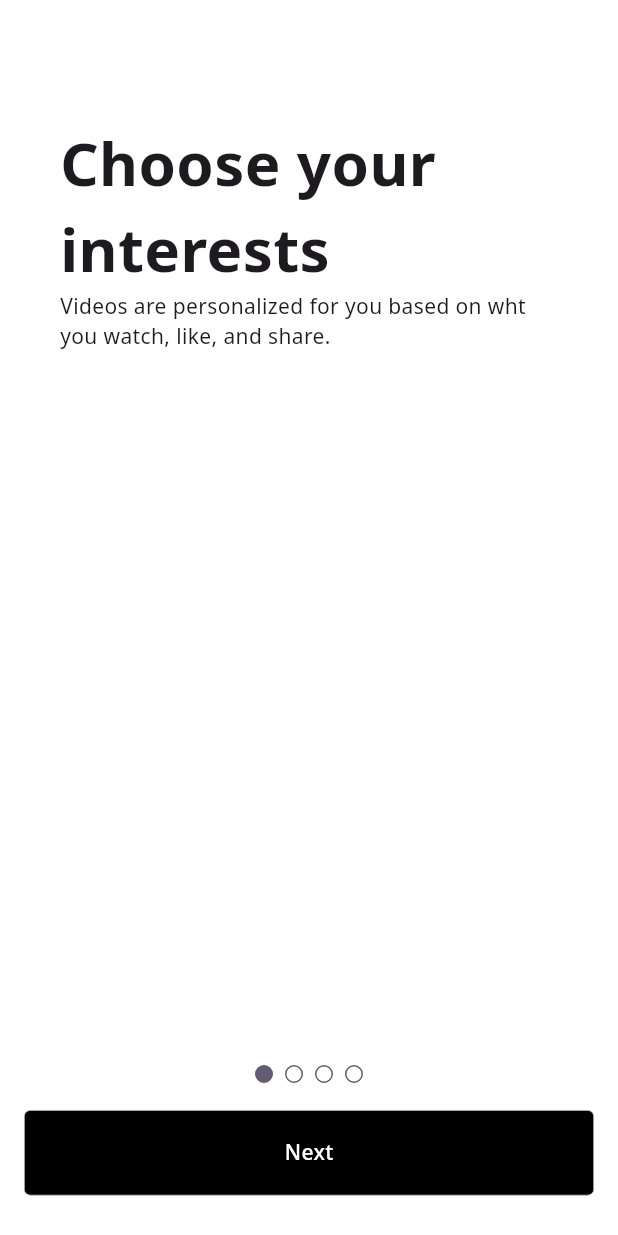
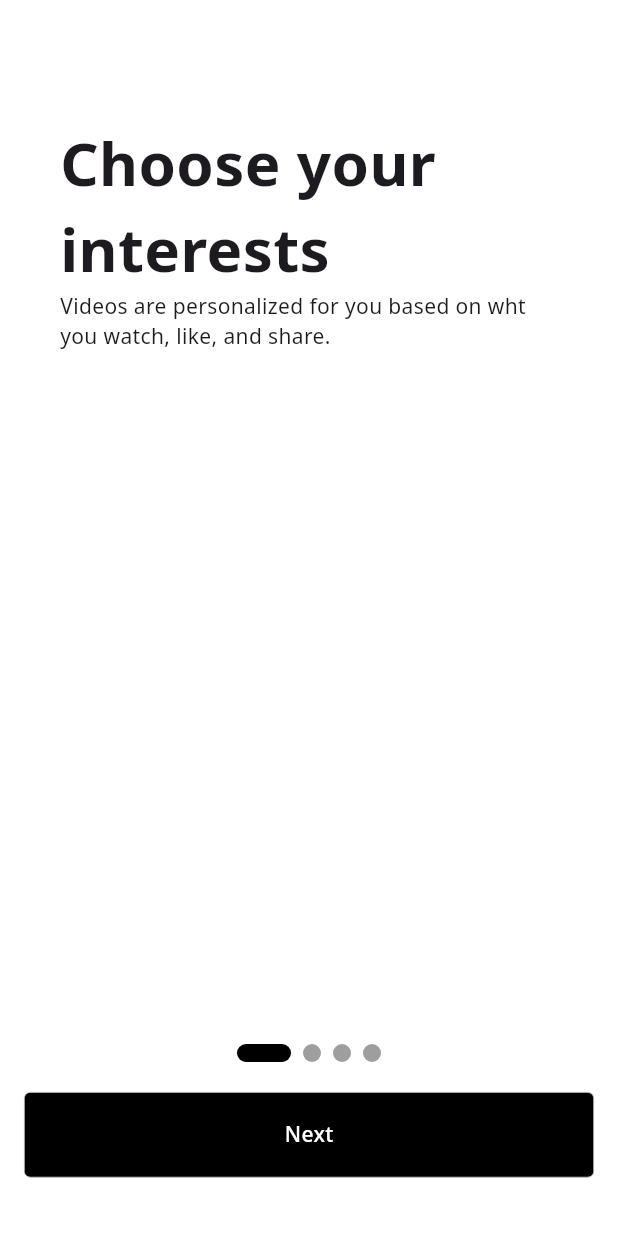
Before and after one commit to shinung-han/din, a Flutter app: the TutorialScreen screen opened directly, on a phone screen of 412 x 824 dp. Run offline on Flutter 3.47's test engine with Material 2 defaults, Android fonts, the light colour scheme and no system bars; drawn by our look-alikes of smooth_page_indicator; our stand-ins replace firebase_auth, firebase_core, flutter_riverpod, font_awesome_flutter, go_router; accounts and stored records are empty.

Commit message:
modify tutorial page & add package pageview indicator

```diff
--- a/lib/add_project_screen.dart
+++ b/lib/add_project_screen.dart
@@ -89,6 +89,8 @@ class _AddProjectScreenState extends State<AddProjectScreen> {
       bottomNavigationBar: const BottomAppBar(
         child: CommonButton(
           text: 'Next',
+          bgColor: Colors.black,
+          color: Colors.white,
         ),
       ),
     );
--- a/lib/features/onboarding/tutorial_screen.dart
+++ b/lib/features/onboarding/tutorial_screen.dart
@@ -2,6 +2,7 @@ import 'package:din/common/widgets/common_button.dart';
 import 'package:din/constants/gaps.dart';
 import 'package:flutter/material.dart';
 import 'package:go_router/go_router.dart';
+import 'package:smooth_page_indicator/smooth_page_indicator.dart';
 
 class TutorialScreen extends StatefulWidget {
   static const String routeName = 'tutorial';
@@ -13,19 +14,31 @@ class TutorialScreen extends StatefulWidget {
   State<TutorialScreen> createState() => _TutorialScreenState();
 }
 
-class _TutorialScreenState extends State<TutorialScreen>
-    with SingleTickerProviderStateMixin {
-  late TabController _tabController = TabController(
-    length: 4,
-    vsync: this,
-  )..addListener(() {
-      setState(() {
-        _tabController = _tabController;
-      });
-    });
+class _TutorialScreenState extends State<TutorialScreen> {
+  int _currentPage = 0;
+
+  late final PageController _pageController = PageController(
+    initialPage: _currentPage,
+  )..addListener(
+      () {
+        int nextPage = _pageController.page!.round();
+        if (_currentPage != nextPage) {
+          setState(() {
+            _currentPage = nextPage;
+          });
+        }
+      },
+    );
+
+  void _handlePageChange(index) {
+    _pageController.jumpToPage(index);
+  }
 
   void _onNextTap() {
-    _tabController.index++;
+    _pageController.nextPage(
+      duration: const Duration(milliseconds: 400),
+      curve: Curves.easeOutCubic,
+    );
   }
 
   void _onEnterTheApp() {
@@ -38,8 +51,8 @@ class _TutorialScreenState extends State<TutorialScreen>
       length: 4,
       child: Scaffold(
         body: SafeArea(
-          child: TabBarView(
-            controller: _tabController,
+          child: PageView(
+            controller: _pageController,
             children: const [
               Padding(
                 padding: EdgeInsets.all(40),
@@ -123,22 +136,28 @@ class _TutorialScreenState extends State<TutorialScreen>
         bottomNavigationBar: BottomAppBar(
           color: Colors.white,
           elevation: 0,
-          height: 130,
+          height: 140,
           child: Column(
             children: [
-              TabPageSelector(
-                controller: _tabController,
+              SmoothPageIndicator(
+                controller: _pageController,
+                count: 4,
+                effect: const ExpandingDotsEffect(
+                  activeDotColor: Colors.black,
+                  dotHeight: 12,
+                  dotWidth: 12,
+                ),
+                onDotClicked: (index) => _handlePageChange(index),
               ),
-              Gaps.v14,
+              Gaps.v20,
               AnimatedOpacity(
                 opacity: 1,
                 duration: const Duration(milliseconds: 200),
                 child: CommonButton(
-                  text: _tabController.index == 3 ? 'Enter the App' : 'Next',
+                  text: _currentPage == 3 ? 'Enter the App' : 'Next',
                   color: Colors.white,
                   bgColor: Colors.black,
-                  onTap:
-                      _tabController.index == 3 ? _onEnterTheApp : _onNextTap,
+                  onTap: _currentPage == 3 ? _onEnterTheApp : _onNextTap,
                 ),
               ),
             ],
--- a/lib/main.dart
+++ b/lib/main.dart
@@ -33,8 +33,8 @@ class DinApp extends ConsumerWidget {
         fontFamily: 'NotoSans',
         scaffoldBackgroundColor: Colors.white,
         appBarTheme: const AppBarTheme(backgroundColor: Colors.white),
-        bottomNavigationBarTheme: const BottomNavigationBarThemeData(
-          backgroundColor: Colors.white,
+        bottomAppBarTheme: const BottomAppBarTheme(
+          color: Colors.white,
           elevation: 0,
         ),
         useMaterial3: true,
--- a/pubspec.yaml
+++ b/pubspec.yaml
@@ -51,6 +51,7 @@ dependencies:
 
   google_fonts: ^5.1.0
   intl: ^0.18.1
+  smooth_page_indicator: ^1.1.0
 
 dev_dependencies:
   flutter_test:
```
Also changed, not shown: pubspec.lock.
